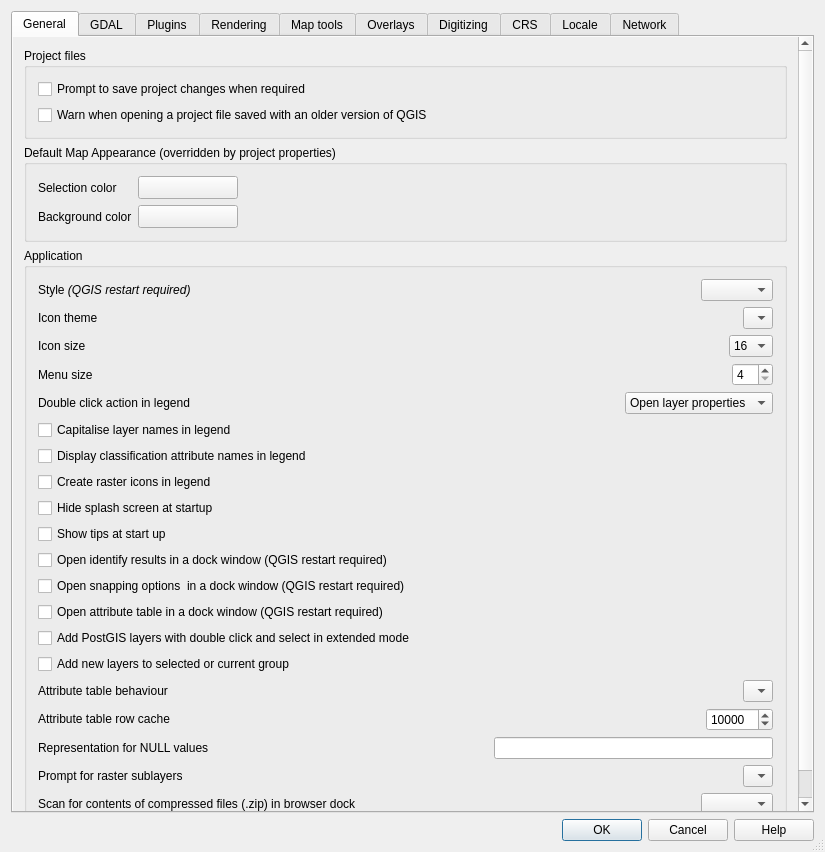
Before: the Qt Designer form src/ui/qgsoptionsbase.ui in qgis/QGIS, drawn with Qt 5.
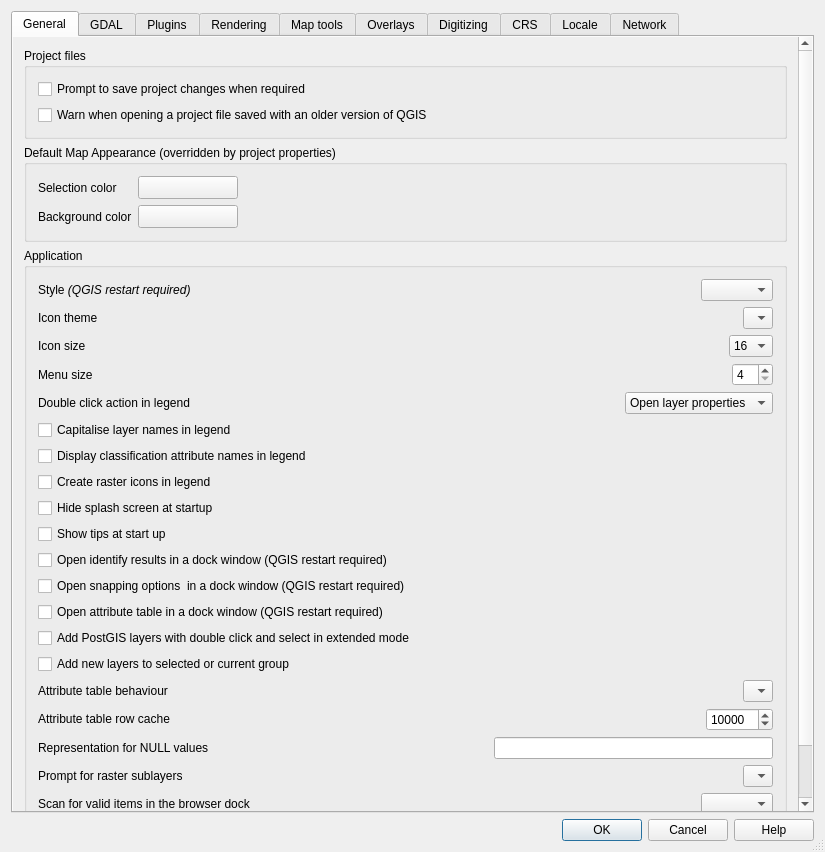
After: the same form once the commit is applied. Icons and pictures are not drawn. Custom widgets are drawn as their Qt base class.

Commit message: add option to bypass dataset scanning in browser dock

```diff
--- a/src/ui/qgsoptionsbase.ui
+++ b/src/ui/qgsoptionsbase.ui
@@ -595,6 +595,33 @@
                 </item>
                </layout>
               </item>
+              <item>
+               <layout class="QHBoxLayout" name="horizontalLayout_14">
+                <item>
+                 <widget class="QLabel" name="label_25">
+                  <property name="text">
+                   <string>Scan for valid items in the browser dock</string>
+                  </property>
+                 </widget>
+                </item>
+                <item>
+                 <spacer name="horizontalSpacer_12">
+                  <property name="orientation">
+                   <enum>Qt::Horizontal</enum>
+                  </property>
+                  <property name="sizeHint" stdset="0">
+                   <size>
+                    <width>40</width>
+                    <height>20</height>
+                   </size>
+                  </property>
+                 </spacer>
+                </item>
+                <item>
+                 <widget class="QComboBox" name="cmbScanItemsInBrowser"/>
+                </item>
+               </layout>
+              </item>
               <item>
                <layout class="QHBoxLayout" name="horizontalLayout_13">
                 <item>
```
The commit also changes 3 other files.
